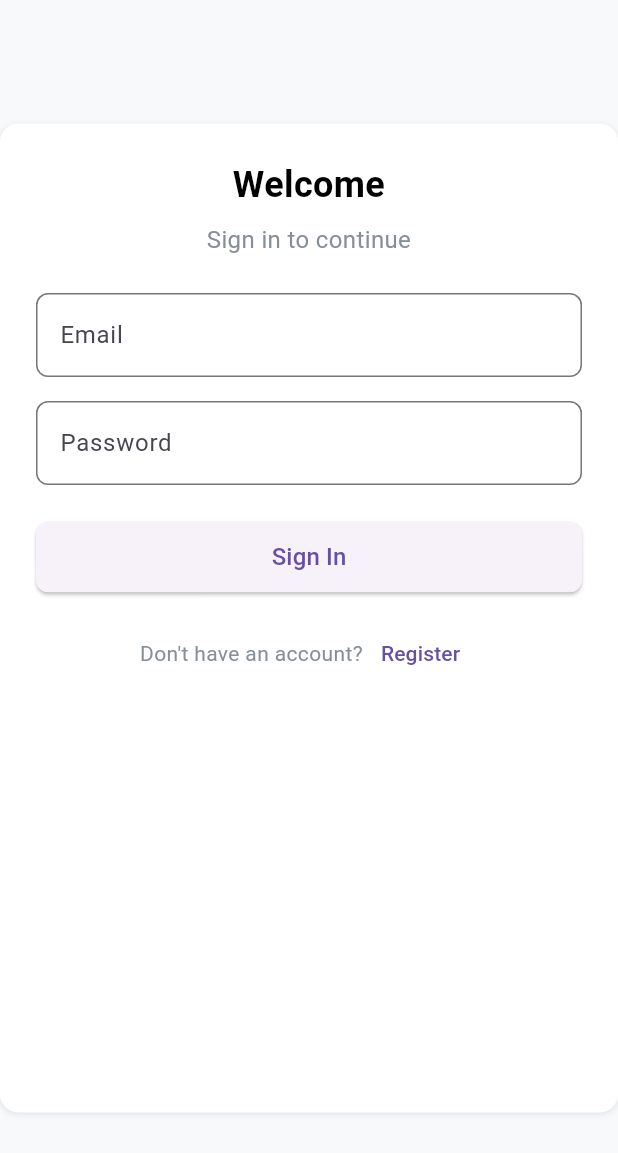
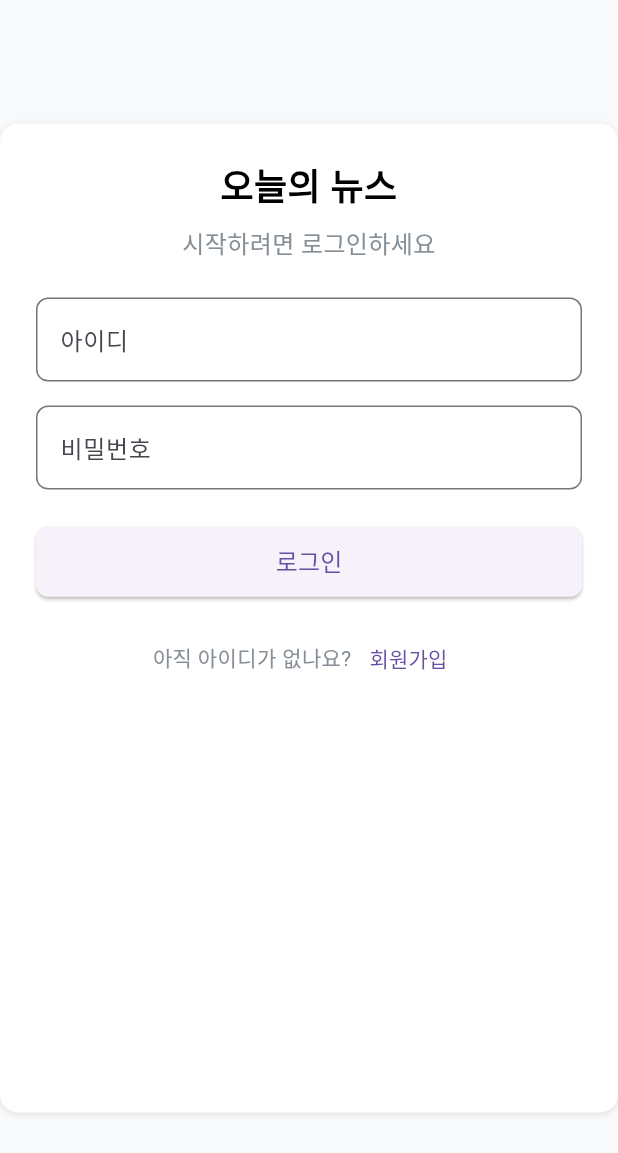
Before and after one commit to wwwdsda/newsapp, a Flutter app: the screen it shows after launch, on a phone screen of 412 x 824 dp. Shown: the top 1153 px of the screen. Run offline on Flutter 3.47's test engine with Material 3 defaults, Android fonts, the phone set to English and light mode, and no system bars.

```diff
--- a/lib/main.dart
+++ b/lib/main.dart
@@ -100,7 +100,7 @@ class _LoginState extends State<Login> {
               crossAxisAlignment: CrossAxisAlignment.stretch,
               children: [
                 const Text(
-                  'Welcome',
+                  '오늘의 뉴스',
                   textAlign: TextAlign.center,
                   style: TextStyle(
                     color: Colors.black,
@@ -110,7 +110,7 @@ class _LoginState extends State<Login> {
                 ),
                 const SizedBox(height: 8),
                 const Text(
-                  'Sign in to continue',
+                  '시작하려면 로그인하세요',
                   textAlign: TextAlign.center,
                   style: TextStyle(
                     color: Color(0xFF868E96),
@@ -122,7 +122,7 @@ class _LoginState extends State<Login> {
                   controller: _emailController,
                   style: const TextStyle(color: Colors.black),
                   decoration: InputDecoration(
-                    labelText: 'Email',
+                    labelText: '아이디',
                     border: OutlineInputBorder(borderRadius: BorderRadius.circular(8)),
                   ),
                 ),
@@ -132,7 +132,7 @@ class _LoginState extends State<Login> {
                   obscureText: true,
                   style: const TextStyle(color: Colors.black),
                   decoration: InputDecoration(
-                    labelText: 'Password',
+                    labelText: '비밀번호',
                     border: OutlineInputBorder(borderRadius: BorderRadius.circular(8)),
                   ),
                 ),
@@ -144,7 +144,7 @@ class _LoginState extends State<Login> {
                     shape: RoundedRectangleBorder(borderRadius: BorderRadius.circular(8)),
                   ),
                   child: const Text(
-                    'Sign In',
+                    '로그인',
                     style: TextStyle(fontSize: 16, fontWeight: FontWeight.w500),
                   ),
                 ),
@@ -152,7 +152,7 @@ class _LoginState extends State<Login> {
                 Row(
                   mainAxisAlignment: MainAxisAlignment.center,
                   children: [
-                    const Text('Don\'t have an account?',
+                    const Text('아직 아이디가 없나요?',
                     style: TextStyle(color: Color(0xFF868E96), fontSize: 14),),
                     TextButton(
                       onPressed: () {
@@ -162,7 +162,7 @@ class _LoginState extends State<Login> {
                         );
                       },
                       child: const Text(
-                        'Register',
+                        '회원가입',
                         style: TextStyle(fontWeight: FontWeight.w500),
                       ),
                     ),
@@ -192,10 +192,10 @@ class _RegisterPageState extends State<RegisterPage> {
 
   void _createAccount() {
     final userData = {
-      "fullName": _fullNameController.text,
-      "email": _emailController.text,
-      "password": _passwordController.text,
-      "confirmPassword": _confirmPasswordController.text,
+      "이름": _fullNameController.text,
+      "아이디": _emailController.text,
+      "비밀번호": _passwordController.text,
+      "비밀번호 재입력": _confirmPasswordController.text,
     };
 
     // TODO: 이 데이터 서버로 보내기
@@ -230,7 +230,7 @@ class _RegisterPageState extends State<RegisterPage> {
               mainAxisSize: MainAxisSize.min,
               children: [
                 const Text(
-                  'Create Account',
+                  '회원가입',
                   style: TextStyle(
                     fontSize: 24,
                     fontWeight: FontWeight.w600,
@@ -238,7 +238,7 @@ class _RegisterPageState extends State<RegisterPage> {
                 ),
                 const SizedBox(height: 8),
                 const Text(
-                  'Sign up to get started',
+                  '아이디를 만들고 시작하세요!',
                   style: TextStyle(
                     color: Color(0xFF868E96),
                     fontSize: 16,
@@ -247,38 +247,38 @@ class _RegisterPageState extends State<RegisterPage> {
                 const SizedBox(height: 24),
                 TextField(
                   controller: _fullNameController,
-                  decoration: const InputDecoration(labelText: 'Full Name'),
+                  decoration: const InputDecoration(labelText: '이름'),
                 ),
                 const SizedBox(height: 16),
                 TextField(
                   controller: _emailController,
-                  decoration: const InputDecoration(labelText: 'Email'),
+                  decoration: const InputDecoration(labelText: '아이디'),
                 ),
                 const SizedBox(height: 16),
                 TextField(
                   controller: _passwordController,
                   obscureText: true,
-                  decoration: const InputDecoration(labelText: 'Password'),
+                  decoration: const InputDecoration(labelText: '비밀번호'),
                 ),
                 const SizedBox(height: 16),
                 TextField(
                   controller: _confirmPasswordController,
                   obscureText: true,
-                  decoration: const InputDecoration(labelText: 'Confirm Password'),
+                  decoration: const InputDecoration(labelText: '비밀번호 재입력'),
                 ),
                 const SizedBox(height: 24),
                 SizedBox(
                   width: double.infinity,
                   child: ElevatedButton(
                     onPressed: _createAccount,
-                    child: const Text('Create Account'),
+                    child: const Text('계정 생성'),
                   ),
                 ),
                 const SizedBox(height: 16),
                 Row(
                   mainAxisAlignment: MainAxisAlignment.center,
                   children: [
-                    const Text('Already have an account?'),
+                    const Text('이미 아이디가 있으신가요?'),
                     TextButton(
                       onPressed: () {
                         Navigator.pushReplacement(
@@ -287,7 +287,7 @@ class _RegisterPageState extends State<RegisterPage> {
                         );
                       },
                       child: const Text(
-                        'Sign In',
+                        '로그인',
                         style: TextStyle(fontWeight: FontWeight.w500),
                       ),
                     ),
```
